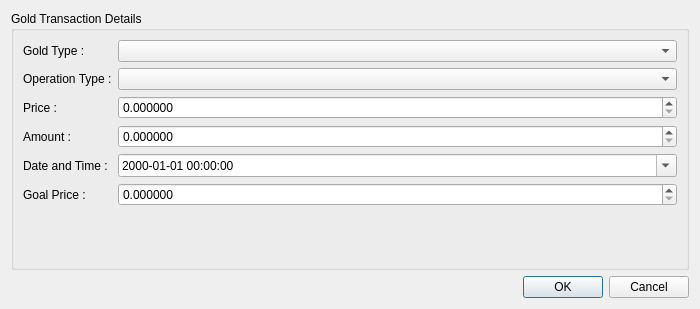
Above: UIFiles/golddialog.ui from ukll/investpor before the change. Below: the same form after it.
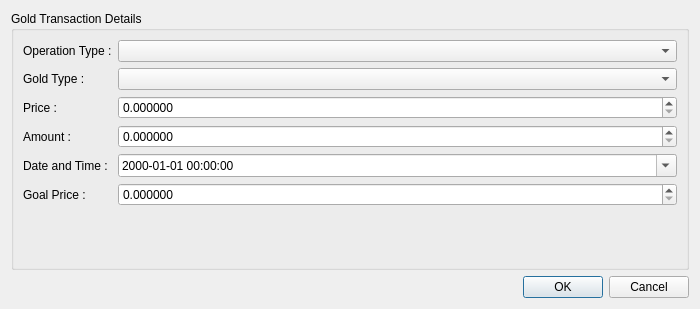
That is the form after the change.

Commit message: Rearranges dialogs' form elements

Diff of the .ui file:
```diff
--- a/UIFiles/golddialog.ui
+++ b/UIFiles/golddialog.ui
@@ -26,25 +26,15 @@
       <string>Gold Transaction Details</string>
      </property>
      <layout class="QFormLayout" name="formLayout">
-      <item row="0" column="0">
+      <item row="1" column="0">
        <widget class="QLabel" name="label">
         <property name="text">
          <string>Gold Type :</string>
         </property>
        </widget>
       </item>
-      <item row="0" column="1">
-       <widget class="QComboBox" name="cbGoldType"/>
-      </item>
-      <item row="1" column="0">
-       <widget class="QLabel" name="label_2">
-        <property name="text">
-         <string>Operation Type :</string>
-        </property>
-       </widget>
-      </item>
       <item row="1" column="1">
-       <widget class="QComboBox" name="cbOperationType"/>
+       <widget class="QComboBox" name="cbGoldType"/>
       </item>
       <item row="2" column="0">
        <widget class="QLabel" name="label_3">
@@ -128,6 +118,16 @@
         </property>
        </widget>
       </item>
+      <item row="0" column="0">
+       <widget class="QLabel" name="label_2">
+        <property name="text">
+         <string>Operation Type :</string>
+        </property>
+       </widget>
+      </item>
+      <item row="0" column="1">
+       <widget class="QComboBox" name="cbOperationType"/>
+      </item>
      </layout>
     </widget>
    </item>
```
Left out of the diff: 16 changed lines with no effect on the pictures. The commit also changes 5 other files.
